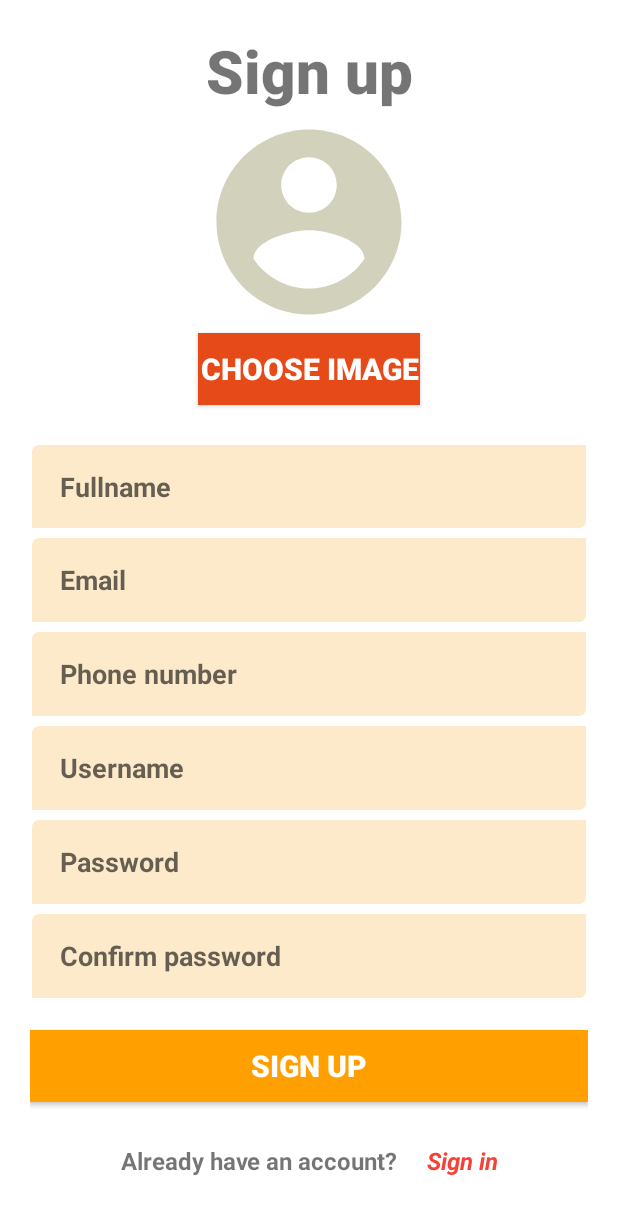
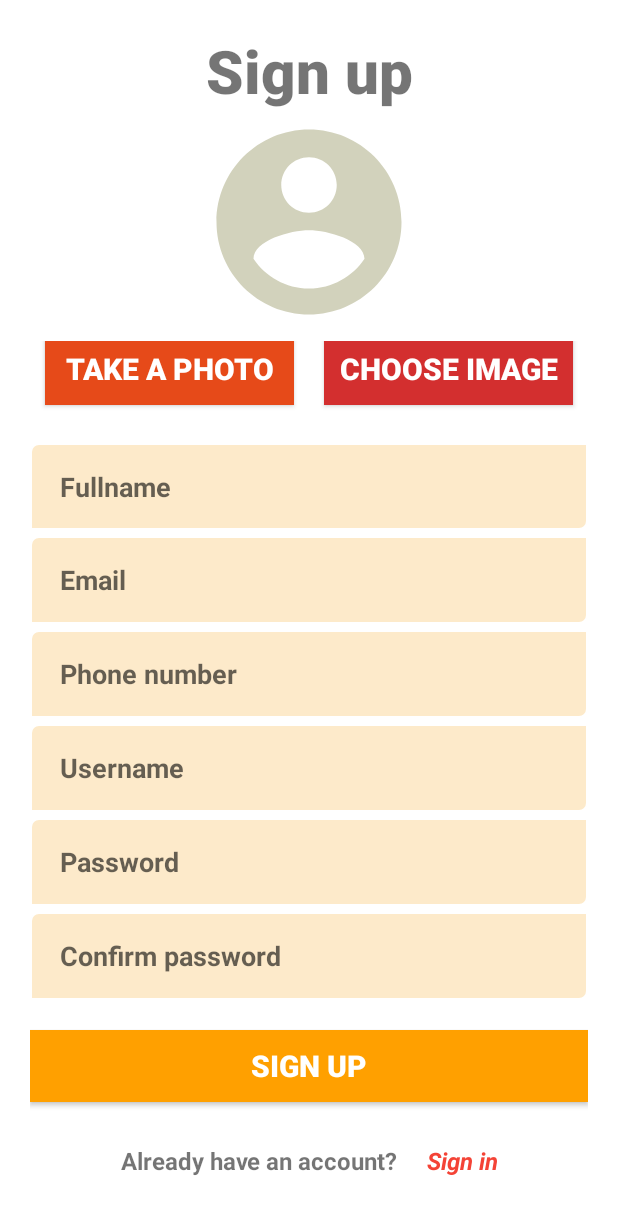
Before and after one commit to TienNHM/VietShop, an Android app: the layout signup.xml on its own in the app's theme, with its tools: preview values and no code run, on a phone screen of 412 x 824 dp. Shown: the top 1214 px of the screen. Run offline under Robolectric (Android 15) with nearby library versions, the phone set to English and light mode, and no system bars; Roboto replaces fonts that are not available here.

Commit message:
add choose photo feature in SignUp.java

```diff
--- a/app/src/main/res/layout/signup.xml
+++ b/app/src/main/res/layout/signup.xml
@@ -26,18 +26,41 @@
         android:background="@drawable/account"
         android:scaleType="matrix" />
 
+    <LinearLayout
+        android:layout_width="match_parent"
+        android:layout_height="wrap_content"
+        android:layout_marginTop="5dp">
+
         <Button
             android:id="@+id/btnTakePhoto"
-        android:layout_width="148dp"
+            android:layout_width="0dp"
             android:layout_height="wrap_content"
             android:layout_gravity="center"
-        android:layout_marginBottom="15dp"
+            android:layout_marginHorizontal="10dp"
+            android:layout_marginBottom="10dp"
+            android:layout_weight="1"
             android:background="#E64A19"
             android:gravity="center"
-        android:text="@string/txtChooseImage"
+            android:text="@string/btnTakePhoto"
             android:textColor="#ffffff"
             android:textSize="20dp"
             android:textStyle="bold" />
+
+        <Button
+            android:id="@+id/btnChoosePhoto"
+            android:layout_width="0dp"
+            android:layout_height="wrap_content"
+            android:layout_gravity="center"
+            android:layout_marginHorizontal="10dp"
+            android:layout_marginBottom="10dp"
+            android:layout_weight="1"
+            android:background="#D32F2F"
+            android:gravity="center"
+            android:text="@string/btnChooseImage"
+            android:textColor="#ffffff"
+            android:textSize="20dp"
+            android:textStyle="bold" />
+    </LinearLayout>
 
     <EditText
         android:id="@+id/txtFullname"
--- a/app/src/main/res/values/strings.xml
+++ b/app/src/main/res/values/strings.xml
@@ -56,10 +56,11 @@
     <string name="txtSignin">Sign in</string>
     <string name="txtHaveAccount">Already have an account?</string>
     <string name="txtConfirmPassword">Confirm password</string>
-    <string name="txtChooseImage">Choose image</string>
+    <string name="btnChooseImage">Choose image</string>
     <string name="fullname">Fullname</string>
     <string name="username" translatable="false">\@Username</string>
     <string name="txtSearch">Search</string>
+    <string name="btnTakePhoto">Take a photo</string>
 
     <!-- account menu item -->
     <string-array name="account_menu_items">
```
Also changed, not shown: app/src/main/java/hcmute/edu/vn/id18110377/SignUp.java (+42 -0 lines), 1 other file. Lines whose indentation alone changed are shown as unchanged.
